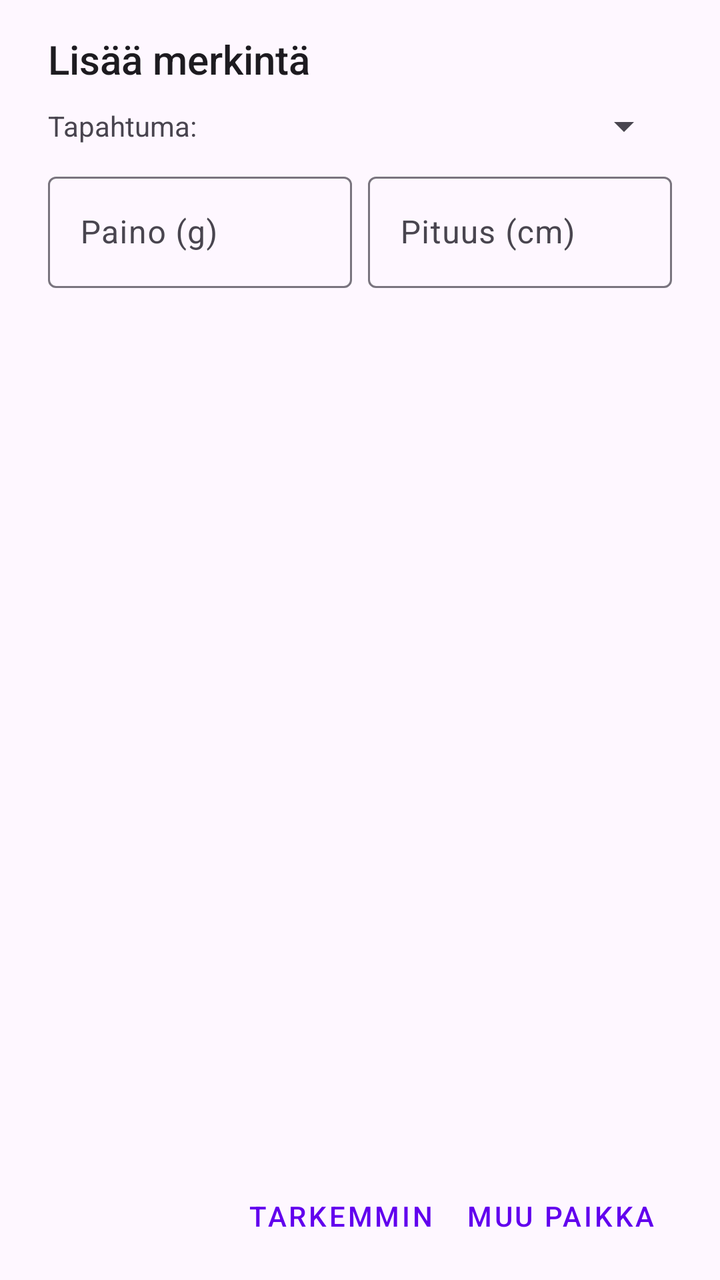
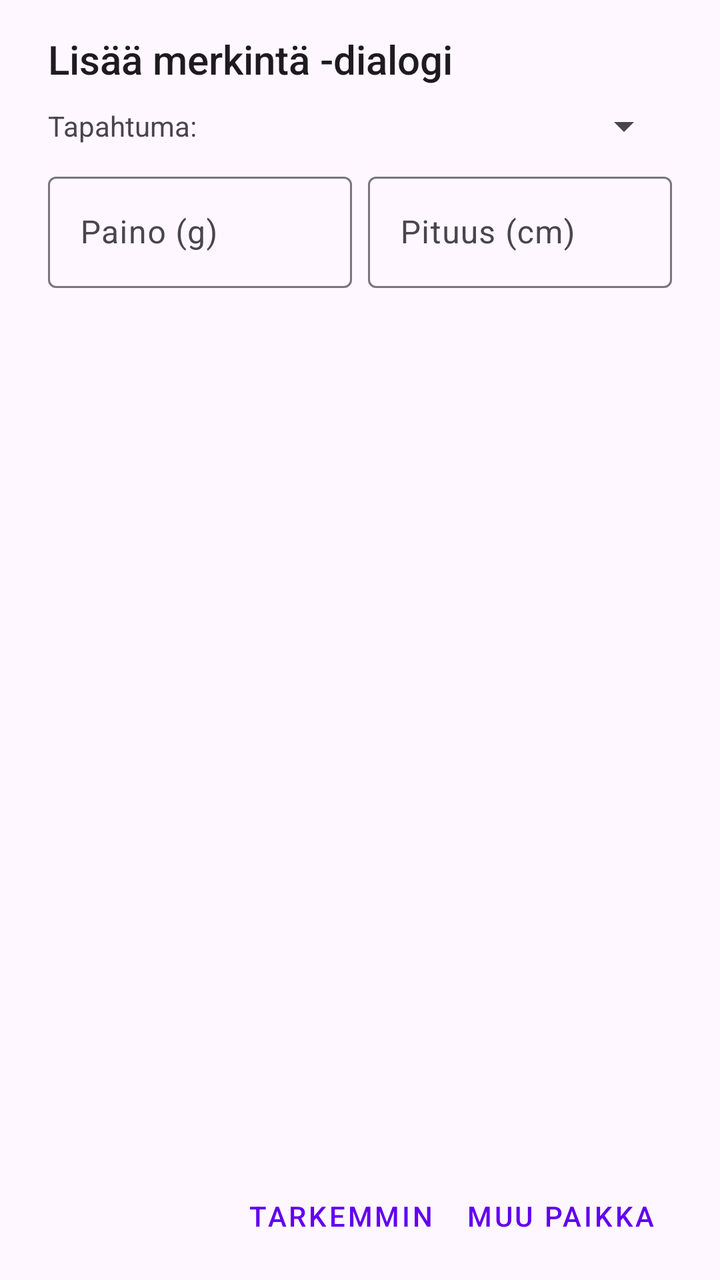

The first picture is an Android layout as it rendered before a commit; the second is the same layout after the commit. The layout source and the unified diff follow.
<!-- AndroidManifest.xml: application theme Theme.KalaKartta -->
<!-- res/layout/dialog_species_title.xml -->
<?xml version="1.0" encoding="utf-8"?>
<LinearLayout xmlns:android="http://schemas.android.com/apk/res/android"
    android:id="@+id/dialog_species_root"
    android:layout_width="match_parent"
    android:layout_height="match_parent"
    android:orientation="vertical"
    android:paddingStart="24dp"
    android:paddingTop="16dp"
    android:paddingEnd="24dp"
    android:paddingBottom="8dp">

    <TextView
        android:id="@+id/dialogTitle"
        android:layout_width="match_parent"
        android:layout_height="wrap_content"
        android:text="@string/add_catch"
        android:textAppearance="@style/TextAppearance.AppCompat.Title" />

    <com.google.android.material.textfield.TextInputLayout
        android:id="@+id/placeNameInputLayout"
        android:layout_width="match_parent"
        android:layout_height="wrap_content"
        android:hint="@string/place_name"
        android:layout_marginTop="8dp"
        android:visibility="gone">
        <com.google.android.material.textfield.TextInputEditText
            android:id="@+id/placeNameInput"
            android:layout_width="match_parent"
            android:layout_height="wrap_content"
            android:inputType="textCapSentences" />
    </com.google.android.material.textfield.TextInputLayout>

    <LinearLayout
        android:id="@+id/eventTypeContainer"
        android:layout_width="match_parent"
        android:layout_height="wrap_content"
        android:orientation="horizontal"
        android:layout_marginTop="8dp"
        android:gravity="center_vertical">

        <TextView
            android:layout_width="wrap_content"
            android:layout_height="wrap_content"
            android:text="Tapahtuma:"
            android:layout_marginEnd="8dp" />

        <Spinner
            android:id="@+id/eventTypeSpinner"
            android:layout_width="match_parent"
            android:layout_height="wrap_content" />

    </LinearLayout>

    <LinearLayout
        android:id="@+id/fishInputsLayout"
        android:layout_width="match_parent"
        android:layout_height="wrap_content"
        android:orientation="horizontal"
        android:layout_marginTop="8dp">

        <com.google.android.material.textfield.TextInputLayout
            android:layout_width="0dp"
            android:layout_height="wrap_content"
            android:layout_weight="1"
            android:hint="@string/weight"
            android:layout_marginEnd="4dp">
            <com.google.android.material.textfield.TextInputEditText
                android:id="@+id/weightInput"
                android:layout_width="match_parent"
                android:layout_height="wrap_content"
                android:inputType="number" />
        </com.google.android.material.textfield.TextInputLayout>

        <com.google.android.material.textfield.TextInputLayout
            android:layout_width="0dp"
            android:layout_height="wrap_content"
            android:layout_weight="1"
            android:hint="@string/length"
            android:layout_marginStart="4dp">
            <com.google.android.material.textfield.TextInputEditText
                android:id="@+id/lengthInput"
                android:layout_width="match_parent"
                android:layout_height="wrap_content"
                android:inputType="number" />
        </com.google.android.material.textfield.TextInputLayout>

    </LinearLayout>

    <TextView
        android:id="@+id/weatherStationInfo"
        android:layout_width="match_parent"
        android:layout_height="wrap_content"
        android:textSize="12sp"
        android:visibility="gone"
        android:layout_marginTop="2dp"
        android:textColor="?android:attr/textColorSecondary" />

    <LinearLayout
        android:layout_width="match_parent"
        android:layout_height="0dp"
        android:layout_weight="1"
        android:minHeight="200dp"
        android:orientation="vertical">
        <ListView
            android:id="@+id/speciesListView"
            android:layout_width="match_parent"
            android:layout_height="match_parent"
            android:divider="@null"
            android:dividerHeight="0dp" />
    </LinearLayout>

    <LinearLayout
        android:layout_width="match_parent"
        android:layout_height="wrap_content"
        android:orientation="horizontal"
        android:gravity="end"
        android:layout_marginTop="8dp">

        <com.google.android.material.button.MaterialButton
            android:id="@+id/addDetailedButton"
            style="@style/Widget.MaterialComponents.Button.TextButton"
            android:layout_width="wrap_content"
            android:layout_height="wrap_content"
            android:textColor="#6200EE"
            android:text="@string/add_detailed" />

        <com.google.android.material.button.MaterialButton
            android:id="@+id/addOtherButton"
            style="@style/Widget.MaterialComponents.Button.TextButton"
            android:layout_width="wrap_content"
            android:layout_height="wrap_content"
            android:textColor="#6200EE"
            android:text="@string/add_other" />

    </LinearLayout>

</LinearLayout>
<!-- resources referenced by this layout -->
<resources>
  <string name="add_catch">Lisää merkintä</string>
  <string name="add_detailed">Tarkemmin</string>
  <string name="add_other">Muu paikka</string>
  <string name="length">Pituus (cm)</string>
  <string name="place_name">Paikan nimi</string>
  <string name="weight">Paino (g)</string>
  <style name="Theme.KalaKartta" parent="Base.Theme.KalaKartta" />
  <style name="Base.Theme.KalaKartta" parent="Theme.Material3.DayNight.NoActionBar">
          
          
          <item name="editTextStyle">@style/Widget.AppCompat.EditText</item>
          <item name="android:spinnerStyle">@style/Widget.AppCompat.Spinner</item>
      </style>
</resources>

<!-- the commit's change to res/layout/dialog_species_title.xml (unified diff, before → after) -->
@@ -121,7 +121,7 @@
             style="@style/Widget.MaterialComponents.Button.TextButton"
             android:layout_width="wrap_content"
             android:layout_height="wrap_content"
-            android:textColor="#6200EE"
+            android:textColor="@color/button_text_color"
             android:text="@string/add_detailed" />
 
         <com.google.android.material.button.MaterialButton
@@ -129,7 +129,7 @@
             style="@style/Widget.MaterialComponents.Button.TextButton"
             android:layout_width="wrap_content"
             android:layout_height="wrap_content"
-            android:textColor="#6200EE"
+            android:textColor="@color/button_text_color"
             android:text="@string/add_other" />
 
     </LinearLayout>
<!-- resource entries referenced after the edit -->
@@ -1,6 +1,7 @@
 <!-- resources referenced by this layout -->
 <resources>
-  <string name="add_catch">Lisää merkintä</string>
+  <color name="button_text_color">#6200EE</color>
+  <string name="add_catch">Lisää merkintä -dialogi</string>
   <string name="add_detailed">Tarkemmin</string>
   <string name="add_other">Muu paikka</string>
   <string name="length">Pituus (cm)</string>
@@ -9,7 +10,8 @@
   <style name="Theme.KalaKartta" parent="Base.Theme.KalaKartta" />
   <style name="Base.Theme.KalaKartta" parent="Theme.Material3.DayNight.NoActionBar">
           
-          
+          <item name="colorPrimary">#6200EE</item>
+          <item name="colorOnPrimary">#FFFFFF</item>
           <item name="editTextStyle">@style/Widget.AppCompat.EditText</item>
           <item name="android:spinnerStyle">@style/Widget.AppCompat.Spinner</item>
       </style>
